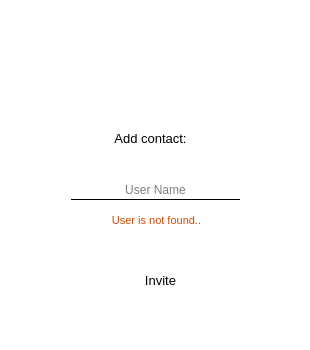
Qt form Client/findcontacts.ui (a-mkrv/Chat) before a commit.
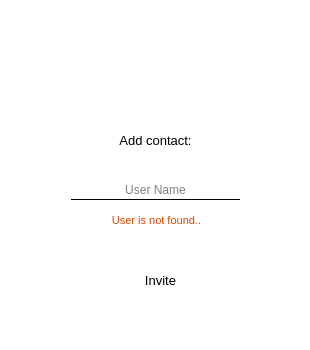
The same form after that commit. Icons and pictures are not drawn.

```diff
--- a/Client/findcontacts.ui
+++ b/Client/findcontacts.ui
@@ -38,10 +38,10 @@
   <widget class="QLabel" name="label_2">
    <property name="geometry">
     <rect>
-     <x>100</x>
+     <x>70</x>
      <y>130</y>
-     <width>101</width>
-     <height>16</height>
+     <width>171</width>
+     <height>20</height>
     </rect>
    </property>
    <property name="font">
```
Left out of the diff: 2 changed lines with no effect on the pictures.
